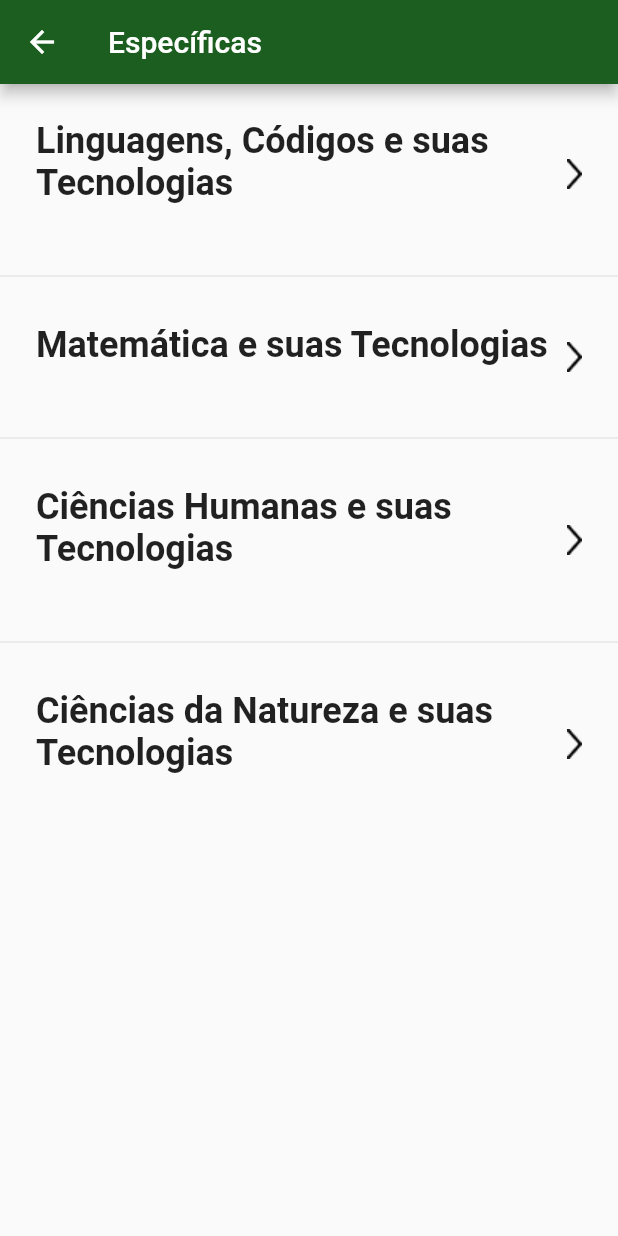
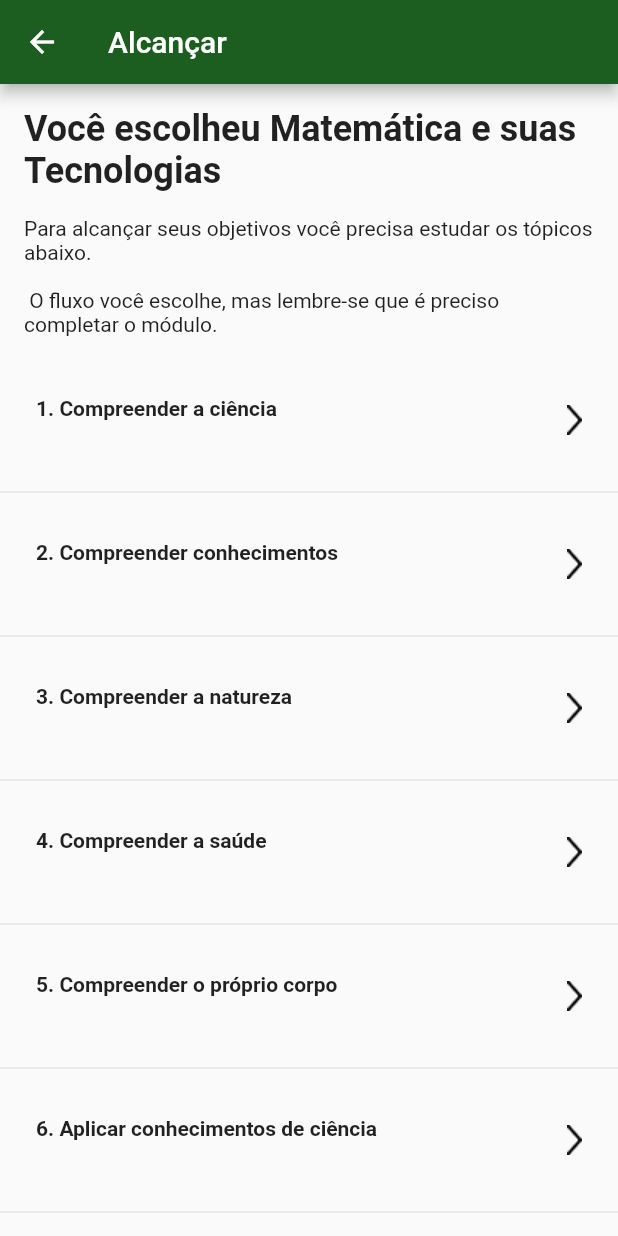
Before and after one commit to moville-hack-group-1/mobile, a Flutter app: the SpecificList screen opened directly, after a tap on "Linguagens, Códigos e suas Tecnologias", on a phone screen of 412 x 824 dp. Run offline on Flutter 3.47's test engine with Material 2 defaults, Android fonts, the phone set to English and light mode, and no system bars; our stand-ins replace fluttertoast, sqflite; missing offline and left inert: http_interceptor; accounts and stored records are empty.

Commit message:
Add catch screen

```diff
--- a/lib/components/list_item.dart
+++ b/lib/components/list_item.dart
@@ -4,9 +4,11 @@ import 'package:flutter/material.dart';
 class ListItemComponent extends StatelessWidget {
   final String title;
   final String subtitle;
+  final double titleSize;
   final Function onClick;
 
-  ListItemComponent(this.title, {this.subtitle, @required this.onClick});
+  ListItemComponent(this.title,
+      {this.subtitle, this.titleSize, @required this.onClick});
 
   @override
   Widget build(BuildContext context) {
@@ -23,7 +25,7 @@ class ListItemComponent extends StatelessWidget {
               child: Column(
                 crossAxisAlignment: CrossAxisAlignment.start,
                 children: <Widget>[
-                  TitleComponent(title),
+                  TitleComponent(title, size: titleSize),
                   Padding(
                     padding: const EdgeInsets.only(top: 16.0),
                     child: subtitle != null
--- /dev/null
+++ b/lib/screens/catch.dart
@@ -0,0 +1,88 @@
+import 'package:educanacao/components/list_item.dart';
+import 'package:educanacao/components/title.dart';
+import 'package:flutter/material.dart';
+
+class Catch extends StatelessWidget {
+  @override
+  Widget build(BuildContext context) {
+    return Scaffold(
+      appBar: AppBar(
+        title: Text('Alcançar'),
+      ),
+      body: Column(
+        children: <Widget>[
+          Padding(
+            padding: const EdgeInsets.all(16.0),
+            child: Column(
+              children: <Widget>[
+                TitleComponent('Você escolheu Matemática e suas Tecnologias'),
+                Padding(
+                  padding: const EdgeInsets.only(top: 16.0),
+                  child: Text(
+                    'Para alcançar seus objetivos você precisa estudar os tópicos abaixo.\n\n O fluxo você escolhe, mas lembre-se que é preciso completar o módulo.',
+                    style: TextStyle(
+                      fontSize: 14.0,
+                    ),
+                  ),
+                ),
+              ],
+            ),
+          ),
+          Expanded(
+            child: ListView(
+              children: <Widget>[
+                ListItemComponent(
+                  '1. Compreender a ciência',
+                  titleSize: 14.0,
+                  onClick: () {},
+                ),
+                Divider(),
+                ListItemComponent(
+                  '2. Compreender conhecimentos',
+                  titleSize: 14.0,
+                  onClick: () {},
+                ),
+                Divider(),
+                ListItemComponent(
+                  '3. Compreender a natureza',
+                  titleSize: 14.0,
+                  onClick: () {},
+                ),
+                Divider(),
+                ListItemComponent(
+                  '4. Compreender a saúde',
+                  titleSize: 14.0,
+                  onClick: () {},
+                ),
+                Divider(),
+                ListItemComponent(
+                  '5. Compreender o próprio corpo',
+                  titleSize: 14.0,
+                  onClick: () {},
+                ),
+                Divider(),
+                ListItemComponent(
+                  '6. Aplicar conhecimentos de ciência',
+                  titleSize: 14.0,
+                  onClick: () {},
+                ),
+                Divider(),
+                ListItemComponent(
+                  '7. Compreender o Sistema Solar',
+                  titleSize: 14.0,
+                  onClick: () {},
+                ),
+                Divider(),
+                ListItemComponent(
+                  '8. Avaliar a disponibilidade',
+                  titleSize: 14.0,
+                  onClick: () {},
+                ),
+              ],
+            ),
+          ),
+        ],
+      ),
+    );
+  }
+}
--- a/lib/screens/specific_list.dart
+++ b/lib/screens/specific_list.dart
@@ -1,4 +1,5 @@
 import 'package:educanacao/components/list_item.dart';
+import 'package:educanacao/screens/catch.dart';
 import 'package:flutter/material.dart';
 
 class SpecificList extends StatelessWidget {
@@ -12,25 +13,38 @@ class SpecificList extends StatelessWidget {
         children: <Widget>[
           ListItemComponent(
             'Linguagens, Códigos e suas Tecnologias',
-            onClick: () {},
+            onClick: () {
+              openCatchScreen(context);
+            },
           ),
           Divider(),
           ListItemComponent(
             'Matemática e suas Tecnologias',
-            onClick: () {},
+            onClick: () {
+              openCatchScreen(context);
+            },
           ),
           Divider(),
           ListItemComponent(
             'Ciências Humanas e suas Tecnologias',
-            onClick: () {},
+            onClick: () {
+              openCatchScreen(context);
+            },
           ),
           Divider(),
           ListItemComponent(
             'Ciências da Natureza e suas Tecnologias',
-            onClick: () {},
+            onClick: () {
+              openCatchScreen(context);
+            },
           ),
         ],
       ),
     );
   }
+
+  void openCatchScreen(BuildContext context) {
+    Navigator.of(context)
+        .push(MaterialPageRoute(builder: (context) => Catch()));
+  }
 }
```
